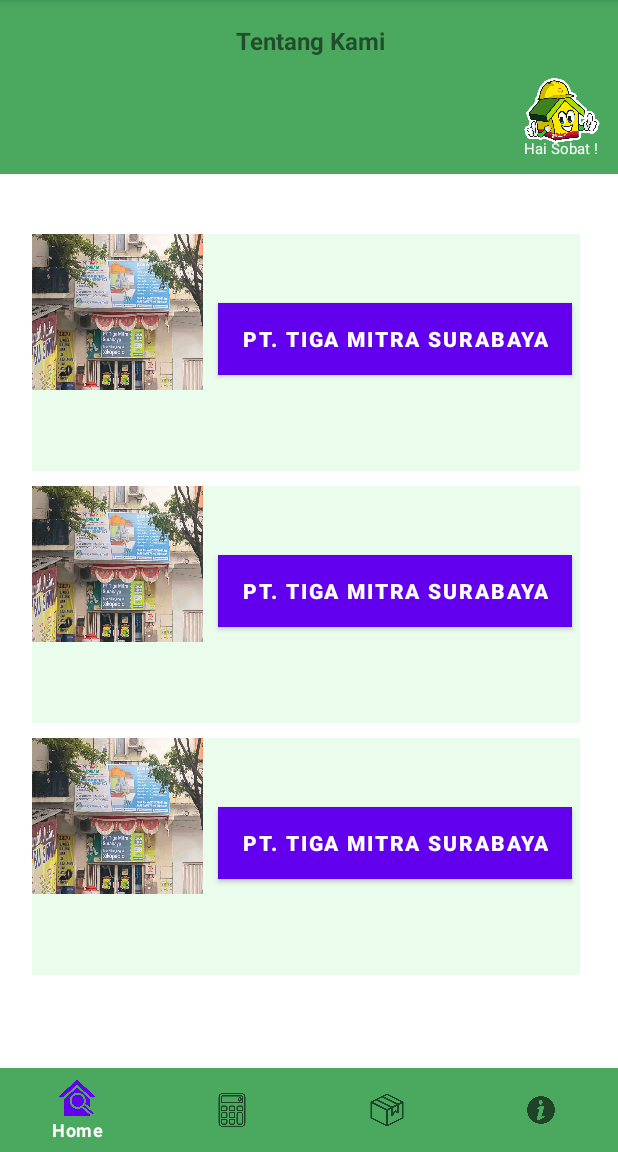
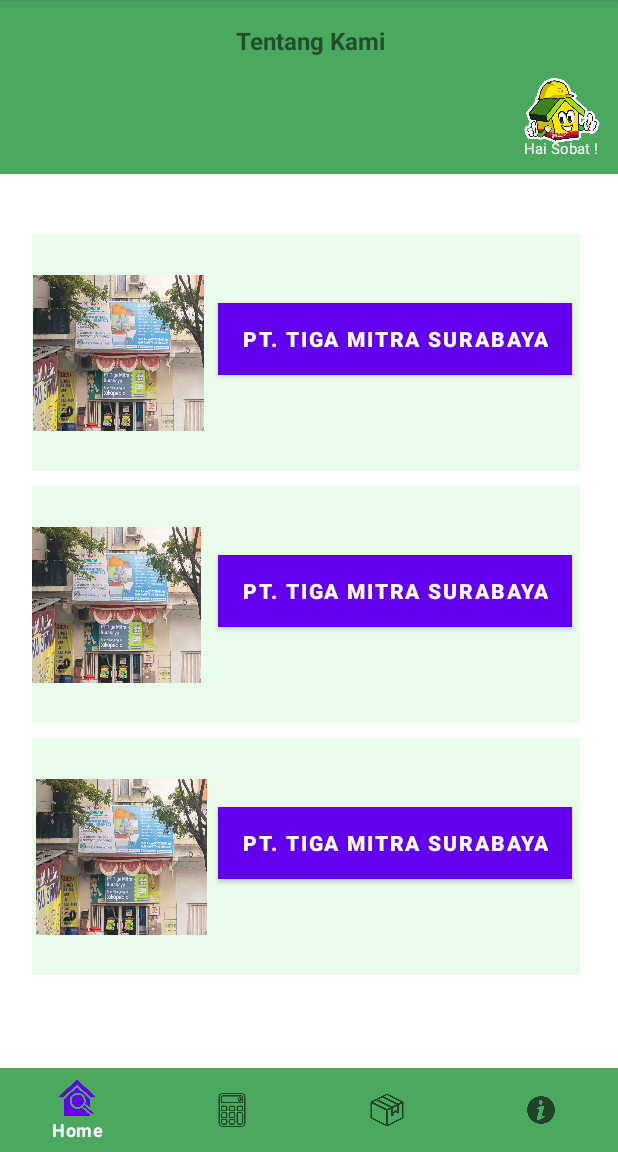
Before and after one commit to mochandri/siTimit, an Android app: the fragment TentangKamiFragment placed in its activity, on a phone screen of 412 x 824 dp, the part 84-1236 px from its top. Run offline under Robolectric (Android 15) with nearby library versions, the phone set to English and light mode, and no system bars; libraries missing offline, so code that uses them is left out: com.denzcoskun.imageslider; 7 statements that could not run were skipped.

Commit message:
tentang kami

```diff
--- a/app/src/main/res/layout/fragment_tentang_kami.xml
+++ b/app/src/main/res/layout/fragment_tentang_kami.xml
@@ -57,6 +57,7 @@
         android:layout_marginTop="40dp"
         android:layout_marginEnd="25dp"
         android:background="#EAFCEC">
+
         <Button
             android:id="@+id/button1"
             android:layout_width="wrap_content"
@@ -73,14 +74,16 @@
             app:layout_constraintBottom_toBottomOf="parent"
             app:layout_constraintStart_toStartOf="parent" />
 
-       <ImageView
+        <ImageView
             android:layout_width="114dp"
             android:layout_height="104dp"
+            android:layout_marginEnd="9dp"
             android:background="@drawable/kantorsurabaya"
-            tools:layout_editor_absoluteX="3dp"
-            tools:layout_editor_absoluteY="27dp"/>
+            app:layout_constraintBottom_toBottomOf="parent"
+            app:layout_constraintEnd_toStartOf="@+id/button1"
+            app:layout_constraintTop_toTopOf="parent" />
 
-         </androidx.constraintlayout.widget.ConstraintLayout>
+    </androidx.constraintlayout.widget.ConstraintLayout>
     <androidx.constraintlayout.widget.ConstraintLayout
         android:id="@+id/tigamitramalang"
         android:layout_width="365dp"
@@ -113,9 +116,11 @@
         <ImageView
             android:layout_width="114dp"
             android:layout_height="104dp"
+            android:layout_marginEnd="12dp"
             android:background="@drawable/kantorsurabaya"
-            tools:layout_editor_absoluteX="3dp"
-            tools:layout_editor_absoluteY="27dp"/>
+            app:layout_constraintBottom_toBottomOf="parent"
+            app:layout_constraintEnd_toStartOf="@+id/button2"
+            app:layout_constraintTop_toTopOf="parent" />
 
     </androidx.constraintlayout.widget.ConstraintLayout>
     <androidx.constraintlayout.widget.ConstraintLayout
@@ -150,9 +155,11 @@
         <ImageView
             android:layout_width="114dp"
             android:layout_height="104dp"
+            android:layout_marginEnd="7dp"
             android:background="@drawable/kantorsurabaya"
-            tools:layout_editor_absoluteX="3dp"
-            tools:layout_editor_absoluteY="27dp"/>
+            app:layout_constraintBottom_toBottomOf="parent"
+            app:layout_constraintEnd_toStartOf="@+id/button"
+            app:layout_constraintTop_toTopOf="parent" />
 
     </androidx.constraintlayout.widget.ConstraintLayout>
 
```
